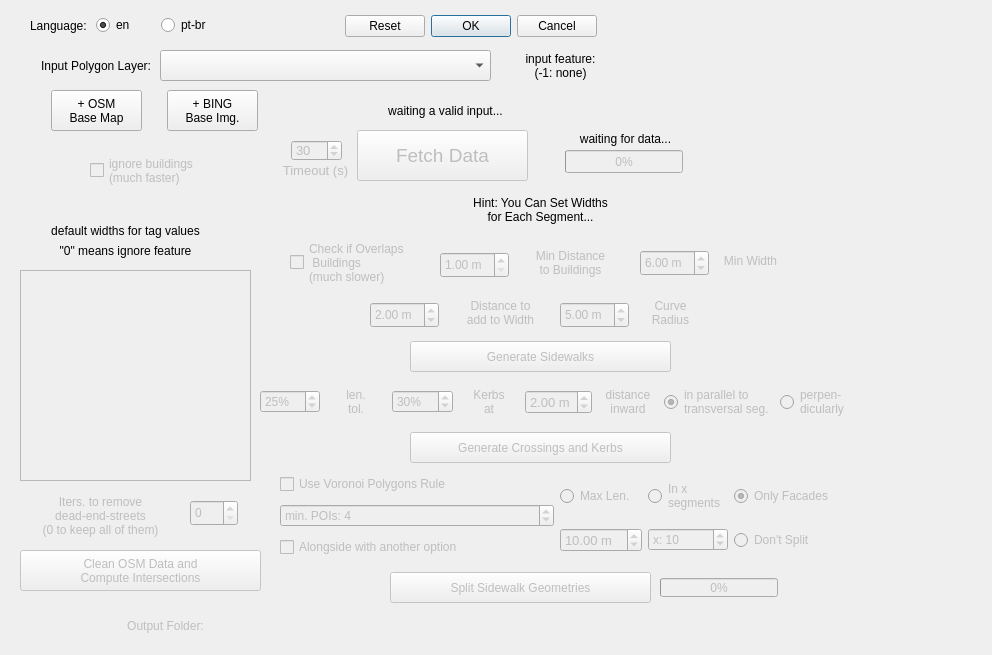
Qt form osm_sidewalkreator_dialog_base.ui (kauevestena/osm_sidewalkreator) before a commit.
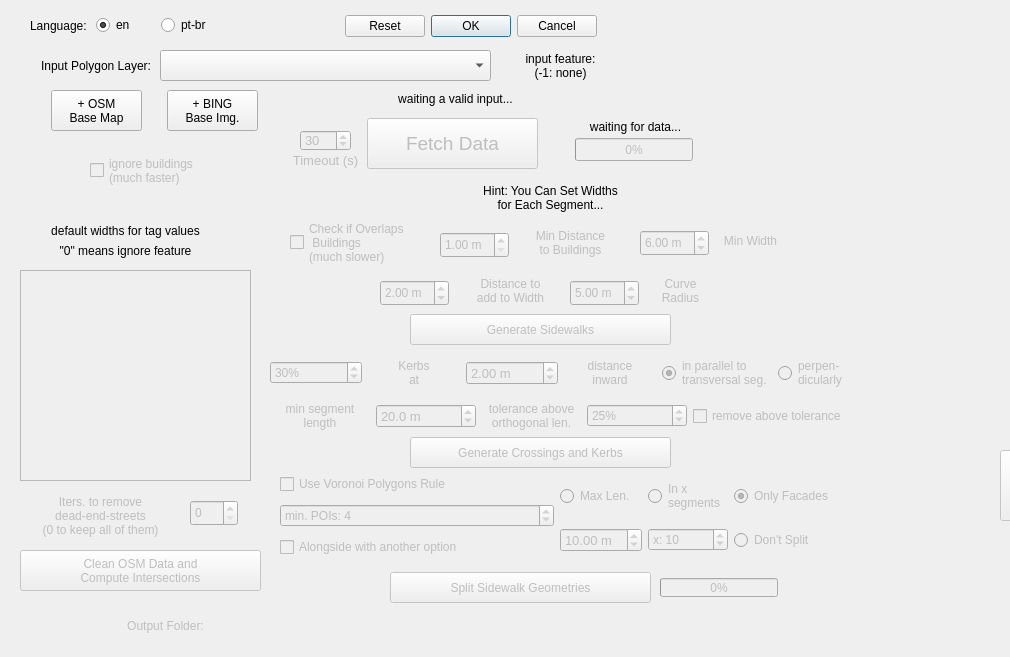
The same form after that commit. Icons and pictures are not drawn. Custom widgets are drawn as their Qt base class.

Commit message: min len and autoremove above tolarance =D

```diff
--- a/osm_sidewalkreator_dialog_base.ui
+++ b/osm_sidewalkreator_dialog_base.ui
@@ -6,8 +6,8 @@
    <rect>
     <x>0</x>
     <y>0</y>
-    <width>992</width>
-    <height>655</height>
+    <width>1010</width>
+    <height>657</height>
    </rect>
   </property>
   <property name="windowTitle">
@@ -159,8 +159,8 @@
    </property>
    <property name="geometry">
     <rect>
-     <x>357</x>
-     <y>130</y>
+     <x>367</x>
+     <y>118</y>
      <width>171</width>
      <height>51</height>
     </rect>
@@ -177,8 +177,8 @@
   <widget class="QLabel" name="input_status">
    <property name="geometry">
     <rect>
-     <x>270</x>
-     <y>100</y>
+     <x>280</x>
+     <y>88</y>
      <width>351</width>
      <height>21</height>
     </rect>
@@ -193,8 +193,8 @@
   <widget class="QLabel" name="input_status_of_data">
    <property name="geometry">
     <rect>
-     <x>540</x>
-     <y>128</y>
+     <x>550</x>
+     <y>116</y>
      <width>171</width>
      <height>21</height>
     </rect>
@@ -333,7 +333,7 @@
    <property name="geometry">
     <rect>
      <x>410</x>
-     <y>341</y>
+     <y>314</y>
      <width>261</width>
      <height>31</height>
     </rect>
@@ -357,8 +357,8 @@
   <widget class="QLabel" name="widths_hint">
    <property name="geometry">
     <rect>
-     <x>395</x>
-     <y>189</y>
+     <x>405</x>
+     <y>177</y>
      <width>291</width>
      <height>41</height>
     </rect>
@@ -378,7 +378,7 @@
    <property name="geometry">
     <rect>
      <x>290</x>
-     <y>232</y>
+     <y>212</y>
      <width>141</width>
      <height>61</height>
     </rect>
@@ -445,7 +445,7 @@
    <property name="geometry">
     <rect>
      <x>440</x>
-     <y>252</y>
+     <y>232</y>
      <width>69</width>
      <height>26</height>
     </rect>
@@ -475,8 +475,8 @@
    </property>
    <property name="geometry">
     <rect>
-     <x>560</x>
-     <y>302</y>
+     <x>570</x>
+     <y>280</y>
      <width>69</width>
      <height>26</height>
     </rect>
@@ -506,8 +506,8 @@
    </property>
    <property name="geometry">
     <rect>
-     <x>565</x>
-     <y>150</y>
+     <x>575</x>
+     <y>138</y>
      <width>118</width>
      <height>23</height>
     </rect>
@@ -523,7 +523,7 @@
    <property name="geometry">
     <rect>
      <x>520</x>
-     <y>242</y>
+     <y>222</y>
      <width>101</width>
      <height>41</height>
     </rect>
@@ -542,8 +542,8 @@
    </property>
    <property name="geometry">
     <rect>
-     <x>620</x>
-     <y>292</y>
+     <x>630</x>
+     <y>270</y>
      <width>101</width>
      <height>41</height>
     </rect>
@@ -562,8 +562,8 @@
    </property>
    <property name="geometry">
     <rect>
-     <x>450</x>
-     <y>292</y>
+     <x>460</x>
+     <y>270</y>
      <width>101</width>
      <height>41</height>
     </rect>
@@ -582,8 +582,8 @@
    </property>
    <property name="geometry">
     <rect>
-     <x>370</x>
-     <y>302</y>
+     <x>380</x>
+     <y>280</y>
      <width>69</width>
      <height>26</height>
     </rect>
@@ -617,7 +617,7 @@
    <property name="geometry">
     <rect>
      <x>640</x>
-     <y>250</y>
+     <y>230</y>
      <width>69</width>
      <height>26</height>
     </rect>
@@ -654,7 +654,7 @@
    <property name="geometry">
     <rect>
      <x>700</x>
-     <y>240</y>
+     <y>220</y>
      <width>101</width>
      <height>41</height>
     </rect>
@@ -701,7 +701,7 @@
    <property name="geometry">
     <rect>
      <x>410</x>
-     <y>432</y>
+     <y>437</y>
      <width>261</width>
      <height>31</height>
     </rect>
@@ -787,183 +787,14 @@
     <bool>false</bool>
    </property>
   </widget>
-  <widget class="QWidget" name="layoutWidget">
-   <property name="geometry">
-    <rect>
-     <x>260</x>
-     <y>380</y>
-     <width>589</width>
-     <height>44</height>
-    </rect>
-   </property>
-   <layout class="QHBoxLayout" name="horizontalLayout_3">
-    <item>
-     <widget class="QSpinBox" name="perc_tol_crossings_box">
-      <property name="enabled">
-       <bool>false</bool>
-      </property>
-      <property name="suffix">
-       <string>%</string>
-      </property>
-      <property name="minimum">
-       <number>10</number>
-      </property>
-      <property name="maximum">
-       <number>50</number>
-      </property>
-      <property name="singleStep">
-       <number>5</number>
-      </property>
-      <property name="value">
-       <number>25</number>
-      </property>
-     </widget>
-    </item>
-    <item>
-     <widget class="QLabel" name="perc_tol_crossings_label">
-      <property name="enabled">
-       <bool>false</bool>
-      </property>
-      <property name="text">
-       <string>len.
-tol.</string>
-      </property>
-      <property name="alignment">
-       <set>Qt::AlignCenter</set>
-      </property>
-     </widget>
-    </item>
-    <item>
-     <widget class="QSpinBox" name="perc_draw_kerbs_box">
-      <property name="enabled">
-       <bool>false</bool>
-      </property>
-      <property name="suffix">
-       <string>%</string>
-      </property>
-      <property name="minimum">
-       <number>20</number>
-      </property>
-      <property name="maximum">
-       <number>50</number>
-      </property>
-      <property name="singleStep">
-       <number>5</number>
-      </property>
-      <property name="value">
-       <number>30</number>
-      </property>
-     </widget>
-    </item>
-    <item>
-     <widget class="QLabel" name="perc_draw_kerbs_label">
-      <property name="enabled">
-       <bool>false</bool>
-      </property>
-      <property name="text">
-       <string>Kerbs
-at</string>
-      </property>
-      <property name="alignment">
-       <set>Qt::AlignCenter</set>
-      </property>
-     </widget>
-    </item>
-    <item>
-     <widget class="QDoubleSpinBox" name="d_to_add_inward_box">
-      <property name="enabled">
-       <bool>false</bool>
-      </property>
-      <property name="font">
-       <font>
-        <pointsize>10</pointsize>
-       </font>
-      </property>
-      <property name="prefix">
-       <string/>
-      </property>
-      <property name="suffix">
-       <string> m</string>
-      </property>
-      <property name="decimals">
-       <number>2</number>
-      </property>
-      <property name="minimum">
-       <double>0.000000000000000</double>
-      </property>
-      <property name="maximum">
-       <double>4.000000000000000</double>
-      </property>
-      <property name="singleStep">
-       <double>0.500000000000000</double>
-      </property>
-      <property name="value">
-       <double>2.000000000000000</double>
-      </property>
-     </widget>
-    </item>
-    <item>
-     <widget class="QLabel" name="label_inward_d">
-      <property name="enabled">
-       <bool>false</bool>
-      </property>
-      <property name="text">
-       <string>distance
-inward</string>
-      </property>
-      <property name="alignment">
-       <set>Qt::AlignCenter</set>
-      </property>
-     </widget>
-    </item>
-    <item>
-     <layout class="QHBoxLayout" name="horizontalLayout_2">
-      <item>
-       <widget class="QRadioButton" name="opt_parallel_crossings">
-        <property name="enabled">
-         <bool>false</bool>
-        </property>
-        <property name="text">
-         <string>in parallel to
-transversal seg.</string>
-        </property>
-        <property name="checkable">
-         <bool>true</bool>
-        </property>
-        <property name="checked">
-         <bool>true</bool>
-        </property>
-       </widget>
-      </item>
-      <item>
-       <widget class="QRadioButton" name="opt_perp_crossings">
-        <property name="enabled">
-         <bool>false</bool>
-        </property>
-        <property name="layoutDirection">
-         <enum>Qt::LeftToRight</enum>
-        </property>
-        <property name="text">
-         <string>perpen-
-dicularly</string>
-        </property>
-        <property name="checkable">
-         <bool>true</bool>
-        </property>
-       </widget>
-      </item>
-     </layout>
-    </item>
-   </layout>
-  </widget>
   <widget class="QSpinBox" name="timeout_box">
    <property name="enabled">
     <bool>false</bool>
    </property>
    <property name="geometry">
     <rect>
-     <x>291</x>
-     <y>140</y>
+     <x>300</x>
+     <y>130</y>
      <width>51</width>
      <height>21</height>
     </rect>
@@ -989,8 +820,8 @@
    </property>
    <property name="geometry">
     <rect>
-     <x>280</x>
-     <y>160</y>
+     <x>290</x>
+     <y>150</y>
      <width>71</width>
      <height>21</height>
     </rect>
@@ -1189,7 +1020,7 @@
   <widget class="QLabel" name="label">
    <property name="geometry">
     <rect>
-     <x>850</x>
+     <x>860</x>
      <y>10</y>
      <width>140</width>
      <height>631</height>
@@ -1264,6 +1095,240 @@
     <set>Qt::AlignCenter</set>
    </property>
   </widget>
+  <widget class="QWidget" name="gridLayoutWidget">
+   <property name="geometry">
+    <rect>
+     <x>270</x>
+     <y>350</y>
+     <width>577</width>
+     <height>88</height>
+    </rect>
+   </property>
+   <layout class="QGridLayout" name="gridLayout_2">
+    <item row="0" column="0">
+     <layout class="QHBoxLayout" name="horizontalLayout_3">
+      <item>
+       <widget class="QSpinBox" name="perc_draw_kerbs_box">
+        <property name="enabled">
+         <bool>false</bool>
+        </property>
+        <property name="suffix">
+         <string>%</string>
+        </property>
+        <property name="minimum">
+         <number>20</number>
+        </property>
+        <property name="maximum">
+         <number>50</number>
+        </property>
+        <property name="singleStep">
+         <number>5</number>
+        </property>
+        <property name="value">
+         <number>30</number>
+        </property>
+       </widget>
+      </item>
+      <item>
+       <widget class="QLabel" name="perc_draw_kerbs_label">
+        <property name="enabled">
+         <bool>false</bool>
+        </property>
+        <property name="text">
+         <string>Kerbs
+at</string>
+        </property>
+        <property name="alignment">
+         <set>Qt::AlignCenter</set>
+        </property>
+       </widget>
+      </item>
+      <item>
+       <widget class="QDoubleSpinBox" name="d_to_add_inward_box">
+        <property name="enabled">
+         <bool>false</bool>
+        </property>
+        <property name="font">
+         <font>
+          <pointsize>10</pointsize>
+         </font>
+        </property>
+        <property name="prefix">
+         <string/>
+        </property>
+        <property name="suffix">
+         <string> m</string>
+        </property>
+        <property name="decimals">
+         <number>2</number>
+        </property>
+        <property name="minimum">
+         <double>0.000000000000000</double>
+        </property>
+        <property name="maximum">
+         <double>4.000000000000000</double>
+        </property>
+        <property name="singleStep">
+         <double>0.500000000000000</double>
+        </property>
+        <property name="value">
+         <double>2.000000000000000</double>
+        </property>
+       </widget>
+      </item>
+      <item>
+       <widget class="QLabel" name="label_inward_d">
+        <property name="enabled">
+         <bool>false</bool>
+        </property>
+        <property name="text">
+         <string>distance
+inward</string>
+        </property>
+        <property name="alignment">
+         <set>Qt::AlignCenter</set>
+        </property>
+       </widget>
+      </item>
+      <item>
+       <layout class="QHBoxLayout" name="horizontalLayout_2">
+        <item>
+         <widget class="QRadioButton" name="opt_parallel_crossings">
+          <property name="enabled">
+           <bool>false</bool>
+          </property>
+          <property name="text">
+           <string>in parallel to
+transversal seg.</string>
+          </property>
+          <property name="checkable">
+           <bool>true</bool>
+          </property>
+          <property name="checked">
+           <bool>true</bool>
+          </property>
+         </widget>
+        </item>
+        <item>
+         <widget class="QRadioButton" name="opt_perp_crossings">
+          <property name="enabled">
+           <bool>false</bool>
+          </property>
+          <property name="layoutDirection">
+           <enum>Qt::LeftToRight</enum>
+          </property>
+          <property name="text">
+           <string>perpen-
+dicularly</string>
+          </property>
+          <property name="checkable">
+           <bool>true</bool>
+          </property>
+         </widget>
+        </item>
+       </layout>
+      </item>
+     </layout>
+    </item>
+    <item row="1" column="0">
+     <layout class="QHBoxLayout" name="horizontalLayout_5">
+      <item>
+       <widget class="QLabel" name="min_seg_len_label">
+        <property name="enabled">
+         <bool>false</bool>
+        </property>
+        <property name="text">
+         <string>min segment
+length</string>
+        </property>
+        <property name="alignment">
+         <set>Qt::AlignCenter</set>
+        </property>
+       </widget>
+      </item>
+      <item>
+       <widget class="QDoubleSpinBox" name="min_seg_len_box">
+        <property name="enabled">
+         <bool>false</bool>
+        </property>
+        <property name="font">
+         <font>
+          <pointsize>10</pointsize>
+         </font>
+        </property>
+        <property name="prefix">
+         <string/>
+        </property>
+        <property name="suffix">
+         <string> m</string>
+        </property>
+        <property name="decimals">
+         <number>1</number>
+        </property>
+        <property name="minimum">
+         <double>1.000000000000000</double>
+        </property>
+        <property name="maximum">
+         <double>50.000000000000000</double>
+        </property>
+        <property name="singleStep">
+         <double>1.000000000000000</double>
+        </property>
+        <property name="value">
+         <double>20.000000000000000</double>
+        </property>
+       </widget>
+      </item>
+      <item>
+       <widget class="QLabel" name="perc_tol_crossings_label">
+        <property name="enabled">
+         <bool>false</bool>
+        </property>
+        <property name="text">
+         <string>tolerance above
+orthogonal len.</string>
+        </property>
+        <property name="alignment">
+         <set>Qt::AlignCenter</set>
+        </property>
+       </widget>
+      </item>
+      <item>
+       <widget class="QSpinBox" name="perc_tol_crossings_box">
+        <property name="enabled">
+         <bool>false</bool>
+        </property>
+        <property name="suffix">
+         <string>%</string>
+        </property>
+        <property name="minimum">
+         <number>5</number>
+        </property>
+        <property name="maximum">
+         <number>50</number>
+        </property>
+        <property name="singleStep">
+         <number>5</number>
+        </property>
+        <property name="value">
+         <number>25</number>
+        </property>
+       </widget>
+      </item>
+      <item>
+       <widget class="QCheckBox" name="ch_remove_abovetol">
+        <property name="enabled">
+         <bool>false</bool>
+        </property>
+        <property name="text">
+         <string>remove above tolerance</string>
+        </property>
+       </widget>
+      </item>
+     </layout>
+    </item>
+   </layout>
+  </widget>
  </widget>
  <customwidgets>
   <customwidget>
```
The commit also changes 1 other file.
